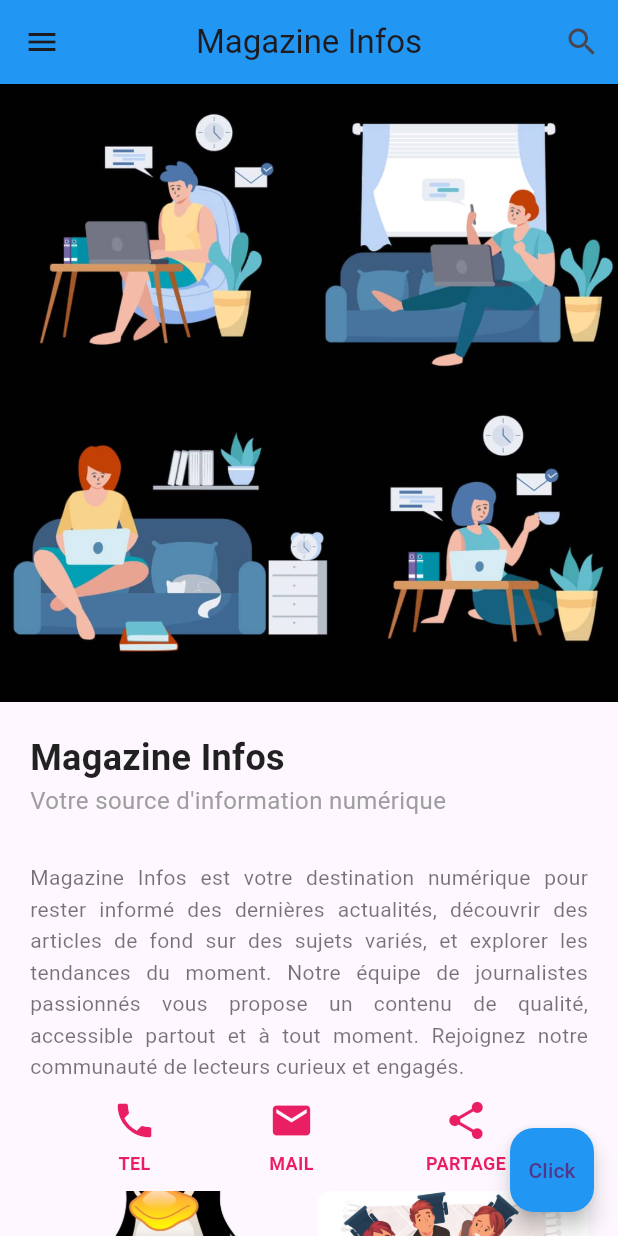
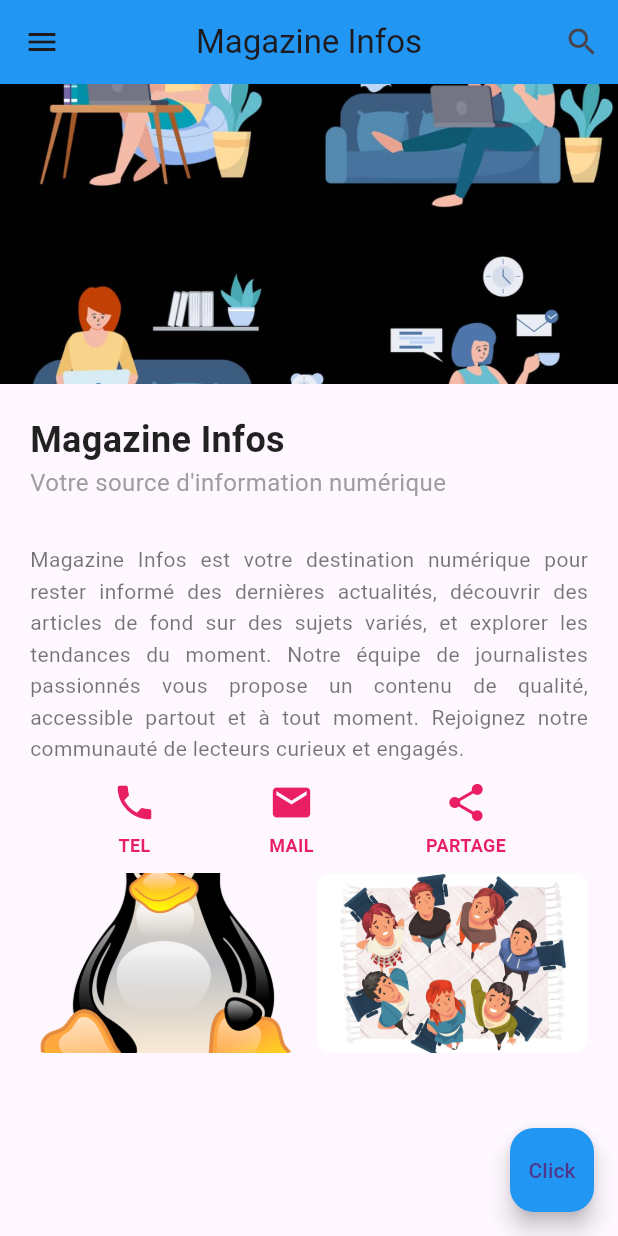
Before and after one commit to Nassam12Deb/developementmobile, a Flutter app: the screen it shows after launch, on a phone screen of 412 x 824 dp. Run offline on Flutter 3.47's test engine with Material 3 defaults, Android fonts, the phone set to English and light mode, and no system bars.

Commit message:
image dimension

```diff
--- a/lib/main.dart
+++ b/lib/main.dart
@@ -34,16 +34,21 @@ class PageAccueil extends StatelessWidget {
           ),
         ],
       ),
-      body: const Column(
+      body: const SingleChildScrollView(
+        child: Column(
           children: [
             Image(
               image: AssetImage('assets/images/magazineInfo.jpg'),
+              height: 200,
+              width: double.infinity,
+              fit: BoxFit.cover,
             ),
             PartieTitre(),
             PartieTexte(),
             PartieIcone(),
             PartieRubrique(),
           ],
+        ),
       ),
       floatingActionButton: FloatingActionButton(
         backgroundColor: Colors.blue,
```
Lines whose indentation alone changed are shown as unchanged.
